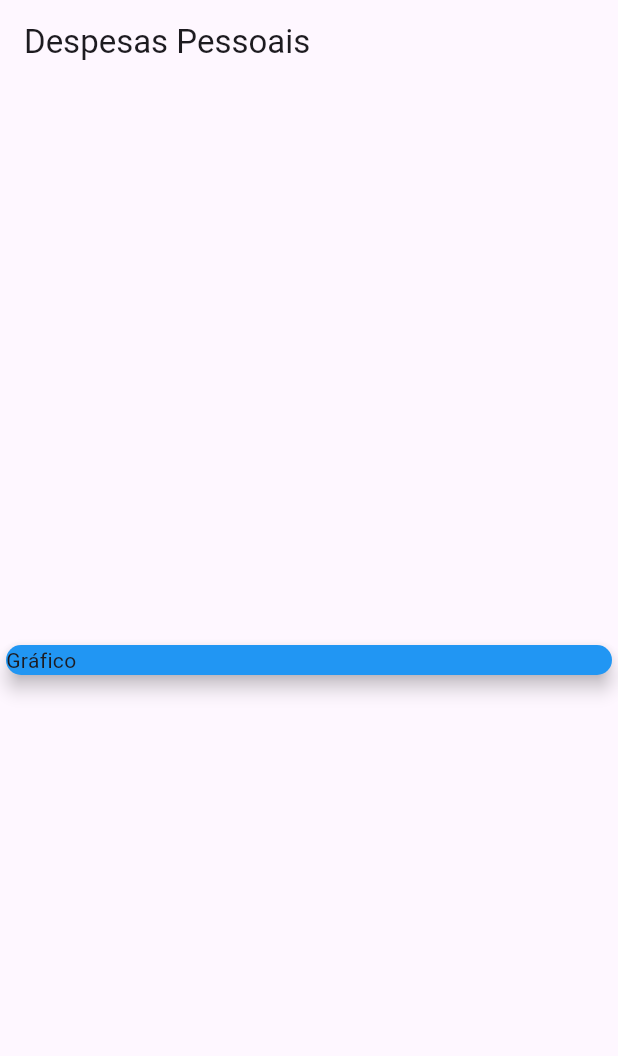
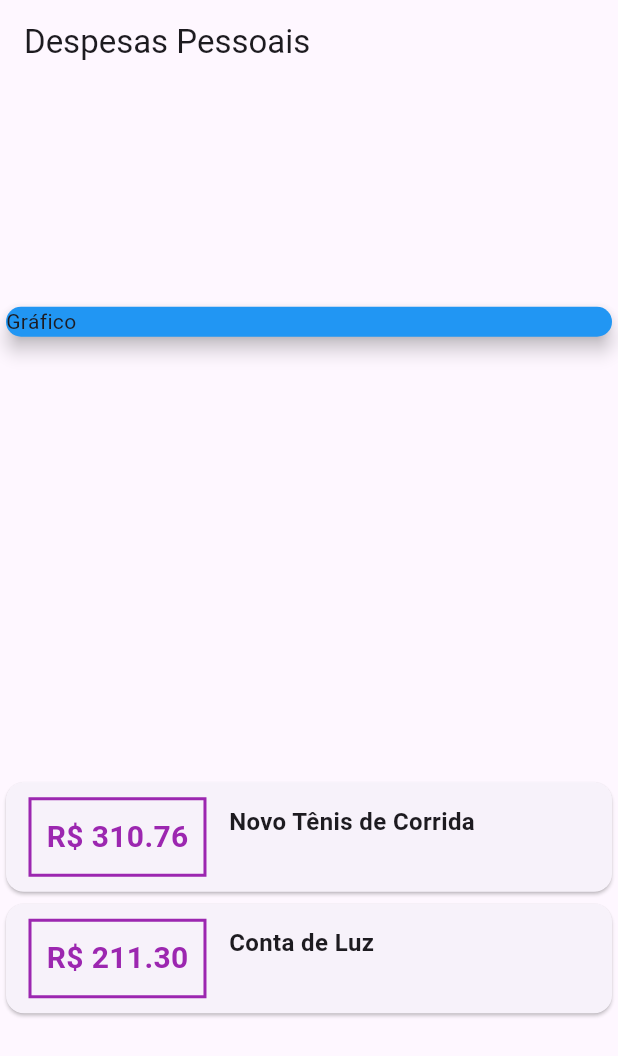
Before and after one commit to victoricoma/ddm_flutter_b, a Flutter app: the screen it shows after launch, on a phone screen of 412 x 824 dp. Shown: the top 1056 px of the screen. Run offline on Flutter 3.47's test engine with Material 3 defaults, Android fonts, the phone set to English and light mode, and no system bars.

Commit message:
Aula0905 - Estrutura de Listagem de Transações

```diff
--- a/expenses/lib/main.dart
+++ b/expenses/lib/main.dart
@@ -1,4 +1,5 @@
 import 'package:flutter/material.dart';
+import 'models/transactions.dart';
 
 void main() {
   runApp(const ExpensesApp());
@@ -16,8 +17,21 @@
 }
 
 class MyHomePage extends StatelessWidget {
-  const MyHomePage({Key? key}) : super(key: key);
-
+  MyHomePage({Key? key}) : super(key: key);
+  final _transactions = [
+    Transaction(
+      id: 't1',
+      title: 'Novo Tênis de Corrida',
+      value: 310.76,
+      date: DateTime.now(),
+    ),
+    Transaction(
+      id: 't2',
+      title: 'Conta de Luz',
+      value: 211.30,
+      date: DateTime.now(),
+    ),
+  ];
   @override
   Widget build(BuildContext context) {
     return Scaffold(
@@ -34,7 +48,56 @@
               child: Text("Gráfico"),
               elevation: 5,
             ),
-          )
+          ),
+          Column(
+            children: _transactions.map((tr) {
+              return Card(
+                child: Row(
+                  children: [
+                    Container(
+                      margin: const EdgeInsets.symmetric(
+                        horizontal: 15,
+                        vertical: 10,
+                      ),
+                      decoration: BoxDecoration(
+                        border: Border.all(
+                          color: Colors.purple,
+                          width: 2,
+                        ),
+                      ),
+                      padding: const EdgeInsets.all(10),
+                      child: Text(
+                        'R\$ ${tr.value.toStringAsFixed(2)}',
+                        style: const TextStyle(
+                          fontWeight: FontWeight.bold,
+                          fontSize: 20,
+                          color: Colors.purple,
+                        ),
+                      ),
+                    ),
+                    Column(
+                      crossAxisAlignment: CrossAxisAlignment.start,
+                      children: [
+                        Text(
+                          tr.title,
+                          style: const TextStyle(
+                            fontSize: 16,
+                            fontWeight: FontWeight.bold,
+                          ),
+                        ),
+                        Text(
+                          DateFormat('d MMM y').format(tr.date.toString()),
+                          style: const TextStyle(
+                            color: Colors.grey,
+                          ),
+                        ),
+                      ],
+                    )
+                  ],
+                ),
+              );
+            }).toList(),
+          ),
         ],
       ),
     );
```
